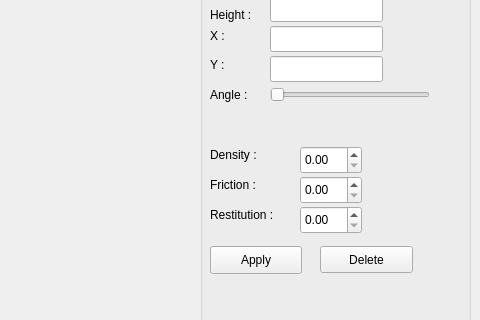
The window that LevelEditor/ui/main.ui (NicolasBeaudrot/babelconstructor) describes before a commit, drawn with Qt 5; both pictures show x 780 to 1260 and y 224 to 544 of the 1260 by 780 pixel window.
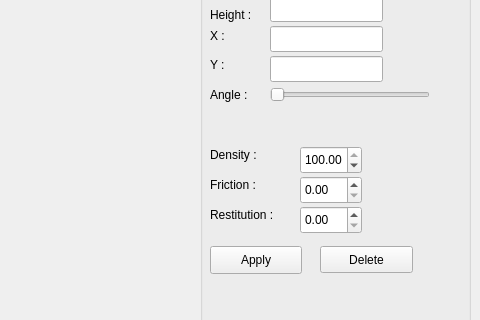
The same window after the commit.

Patch:
```diff
--- a/LevelEditor/ui/main.ui
+++ b/LevelEditor/ui/main.ui
@@ -277,10 +277,13 @@
      </rect>
     </property>
     <property name="maximum">
-     <double>1.000000000000000</double>
+     <double>100.000000000000000</double>
     </property>
     <property name="singleStep">
-     <double>0.100000000000000</double>
+     <double>10.000000000000000</double>
+    </property>
+    <property name="value">
+     <double>100.000000000000000</double>
     </property>
    </widget>
    <widget class="QDoubleSpinBox" name="frictionEdit">
```
